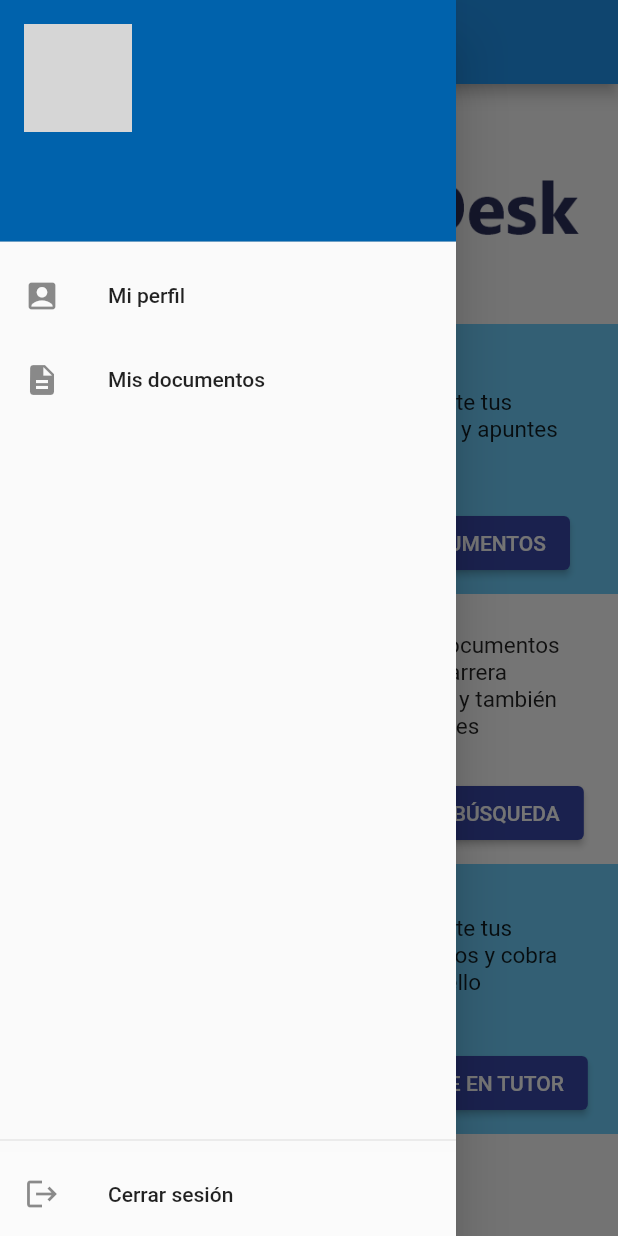
After one commit to CarlosIzarra09/app_studydesk, a Flutter app: the HomePage screen opened by its route, with the side drawer open, on a phone screen of 412 x 824 dp. The commit adds this screen. Run offline on Flutter 3.47's test engine with Material 2 defaults, Android fonts, the light colour scheme and no system bars; our stand-ins replace image_picker, shared_preferences; missing offline and left inert: mime_type; accounts and stored records are empty; network calls fail; grey boxes are pictures that could not be loaded.

Commit message:
feat: Add drawer widget (user information)

```diff
--- a/lib/src/pages/home_page.dart
+++ b/lib/src/pages/home_page.dart
@@ -1,4 +1,5 @@
 import 'package:app_studydesk/src/share_preferences/user_preferences.dart';
+import 'package:app_studydesk/src/widgets/drawer.dart';
 import 'package:flutter/material.dart';
 
 class HomePage extends StatelessWidget {
@@ -14,6 +15,7 @@ class HomePage extends StatelessWidget {
       appBar: AppBar(
         title: Text('Bienvenido, ${_userPreferences.name}'),
       ),
+      drawer: const DrawerWidget(),
       body: ListView(
         children: <Widget>[
           //_routeButtons(context),
--- a/lib/src/pages/login_page.dart
+++ b/lib/src/pages/login_page.dart
@@ -230,7 +230,7 @@ class _LoginPageState extends State<LoginPage> {
       final response = await _authService.logginUser(Authenticate(email: _email, password: _passw));
       //print(response);
       if(response['ok']){
-        await _userService.getUser(response['id']);
+        //await _userService.getUser(response['id']);
         Navigator.of(context).pushReplacementNamed('/home');
       }
       else{
--- a/lib/src/share_preferences/user_preferences.dart
+++ b/lib/src/share_preferences/user_preferences.dart
@@ -19,7 +19,7 @@ class UserPreferences{
   }
 
   get id{
-    return _preferences.getString('id');
+    return _preferences.getInt('id');
   }
 
   set Id(int value) {
@@ -34,6 +34,25 @@ class UserPreferences{
     _preferences.setString('name', value);
   }
 
+  get email{
+    return _preferences.getString('email');
+  }
+
+  set Email(String value) {
+    _preferences.setString('email', value);
+  }
+
+  get imageProfile{
+    return _preferences.getString('image');
+  }
+
+  set ImageProfile(String value) {
+    _preferences.setString('image', value);
+  }
+
+
+
+
   factory UserPreferences(){
     return _instance;
   }
--- /dev/null
+++ b/lib/src/widgets/drawer.dart
@@ -0,0 +1,69 @@
+import 'package:app_studydesk/src/share_preferences/user_preferences.dart';
+import 'package:flutter/material.dart';
+
+class DrawerWidget extends StatelessWidget {
+  const DrawerWidget({Key? key}) : super(key: key);
+
+  @override
+  Widget build(BuildContext context) {
+    final _prefs = UserPreferences();
+    return Drawer(
+      child: Column(
+        //padding: EdgeInsets.zero,
+        children: [
+          UserAccountsDrawerHeader(
+            decoration: const BoxDecoration(
+              color: Color(0xFF0062ac),
+            ),
+            accountName: Text(_prefs.name),
+            accountEmail: Text(_prefs.email),
+            currentAccountPicture: CircleAvatar(
+              backgroundColor: Colors.blue,
+              child: const Text('SD'),
+              foregroundImage: NetworkImage(_prefs.imageProfile)
+            ),
+          ),
+
+          ListTile(
+            leading: const Icon(Icons.account_box),
+            title: const Text('Mi perfil'),
+            onTap: () {
+              // Update the state of the app.
+              // ...
+            },
+          ),
+
+          ListTile(
+            leading: Icon(Icons.description),
+            title: const Text('Mis documentos'),
+            onTap: () {
+              // Update the state of the app.
+              // ...
+            },
+          ),
+
+          Expanded(child: SizedBox()),
+          Divider(),
+          ListTile(
+            tileColor: Colors.white10,
+            leading: Icon(Icons.logout),
+            title: const Text('Cerrar sesión'),
+            onTap: () {
+              _prefs.Name = "";
+              _prefs.Email = "";
+              _prefs.ImageProfile = "";
+              _prefs.Id = 0;
+              _prefs.Token ="";
+
+              Navigator.of(context)
+                  .pushNamedAndRemoveUntil('/login', (Route<dynamic> route) => false);
+              // Update the state of the app.
+              // ...
+            },
+          ),
+        ],
+
+      ),
+    );
+  }
+}
```
Also changed, not shown: lib/src/services/auth_service.dart (+8 -0 lines), lib/src/services/user_service.dart (+3 -4 lines).
